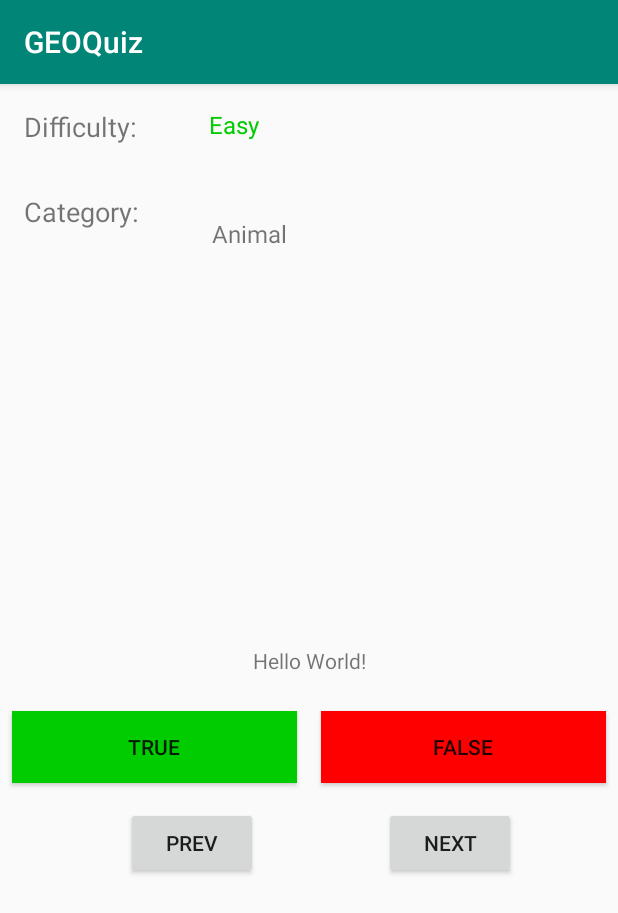
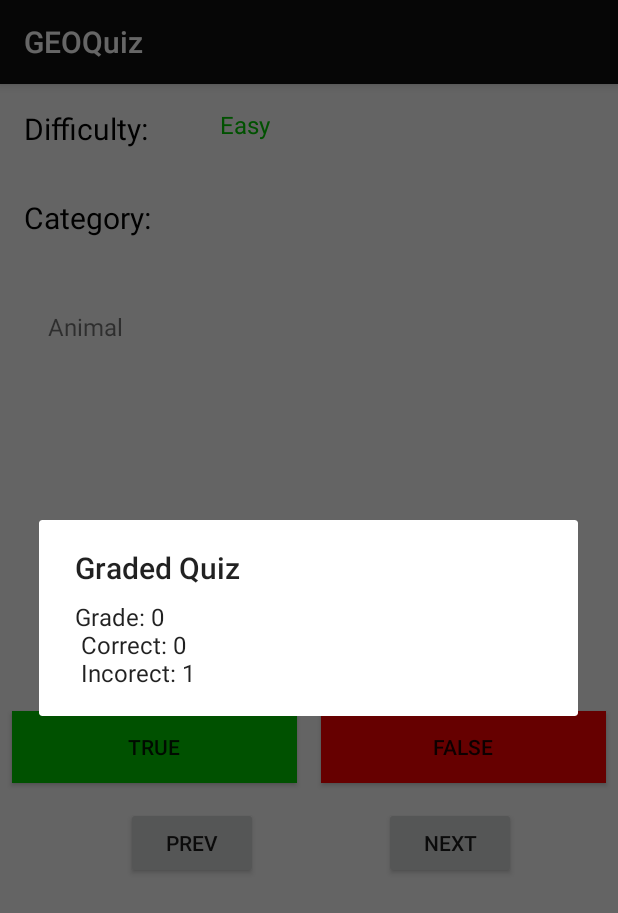
Before and after one commit to TheAmazingBnD/QuizPractice, an Android app: the screen it shows after launch (QuizActivity), after a tap on "NEXT", on a phone screen of 412 x 824 dp. Shown: the top 913 px of the screen. Run offline under Robolectric (Android 15) with nearby library versions, the phone set to English and light mode, and no system bars.

Commit message:
Pushing to sync with repository

```diff
--- a/app/src/main/java/us/bndshop/geoquiz/QuizActivity.kt
+++ b/app/src/main/java/us/bndshop/geoquiz/QuizActivity.kt
@@ -1,6 +1,8 @@
 package us.bndshop.geoquiz
 
+import android.content.DialogInterface
 import android.os.Bundle
+import android.support.v7.app.AlertDialog
 import android.support.v7.app.AppCompatActivity
 import android.widget.Button
 import android.widget.TextView
@@ -19,6 +21,12 @@ class QuizActivity : AppCompatActivity() {
     private var correctAnswer = true
     private var question: Question? = null
     private var index = 0
+    private var totalCorrect = 0
+    private var totalIncorrect = 0
+
+    companion object {
+        private const val NUMBER_OF_QUESTIONS = 50
+    }
 
     override fun onCreate(savedInstanceState: Bundle?) {
         super.onCreate(savedInstanceState)
@@ -34,21 +42,54 @@ class QuizActivity : AppCompatActivity() {
 
         positiveButton.setOnClickListener {
             answer = true
-            //TODO add toast for incorrect or correct
         }
         negativeButton.setOnClickListener {
             answer = false
-            //TODO add toast for incorrect or correct
         }
         nextButton.setOnClickListener {
-            //            question = getQuestion(index++)
+            compareQuestion()
+            if(index < questions.size - 1) {
+                getQuestion(index++)
+                setupQuestion()
+            } else {
+                Toast.makeText(applicationContext, "No more questions in the list.", Toast.LENGTH_LONG).show()
+                gradedQuizDialog()
+                // TODO Add logic for pull to refresh
+            }
         }
         prevButton.setOnClickListener {
-            //TODO Previous Logic
+            if(index > 0) {
+                getQuestion(index--)
+                setupQuestion()
+            } else {
+                Toast.makeText(applicationContext, "First question in the list.", Toast.LENGTH_LONG).show()
+            }
         }
     }
 
-    private fun getNewQuestion(index: Int) {
+    private fun compareQuestion() {
+        if(answer == correctAnswer) {
+            totalCorrect += 1
+            Toast.makeText(applicationContext, "Correct! \n Total Correct: $totalCorrect", Toast.LENGTH_SHORT).show()
+
+        } else {
+            totalIncorrect += 1
+            Toast.makeText(applicationContext, "Incorrect! \n Total Inorrect: $totalIncorrect", Toast.LENGTH_SHORT).show()
+        }
+    }
+
+    private fun gradedQuizDialog() {
+        val grade = (totalCorrect/NUMBER_OF_QUESTIONS) * 100
+
+        val alertDialog = AlertDialog.Builder(this)
+
+        alertDialog.setTitle("Graded Quiz")
+            .setMessage("Grade: $grade \n Correct: $totalCorrect \n Incorect: $totalIncorrect")
+            .create()
+            .show()
+    }
+
+    private fun getQuestion(index: Int) {
         question = questions[index]
     }
 
@@ -57,7 +98,7 @@ class QuizActivity : AppCompatActivity() {
         val questionDifficulty = findViewById<TextView>(R.id.quizDifficultyValue)
         val questionCategory = findViewById<TextView>(R.id.quizCategoryValue)
 
-        getNewQuestion(index)
+        getQuestion(index)
 
         correctAnswer = question!!.correctAnswer
         questionText.text = question!!.question
@@ -70,8 +111,6 @@ class QuizActivity : AppCompatActivity() {
 
         fetchQuestionsList.enqueue(
             apiCall.getCallback(
-                "Quiz",
-                "Get Questions",
                 object : ApiCallback<QuestionsList>() {
                     override fun onSuccess(t: QuestionsList) {
                         super.onSuccess(t)
--- a/app/src/main/java/us/bndshop/geoquiz/api/ApiCall.kt
+++ b/app/src/main/java/us/bndshop/geoquiz/api/ApiCall.kt
@@ -26,8 +26,6 @@ class ApiCall {
      * @return A callback that can be enqueued on a Retrofit call
     </T> */
     fun <T> getCallback(
-        tag: String,
-        callType: String,
         apiCallback: ApiCallback<T>
     ): Callback<T> {
         return object : Callback<T> {
--- a/app/src/main/res/layout/activity_quiz.xml
+++ b/app/src/main/res/layout/activity_quiz.xml
@@ -5,7 +5,8 @@
         xmlns:app="http://schemas.android.com/apk/res-auto"
         android:layout_width="match_parent"
         android:layout_height="match_parent"
-        tools:context=".QuizActivity">
+        tools:context=".QuizActivity"
+        >
 
 
     <TextView
@@ -14,7 +15,8 @@
             android:layout_height="wrap_content"
             android:text="@string/difficulty_text"
             android:padding="16dp"
-            android:textSize="18sp"
+            android:textColor="@color/colorPrimaryDark"
+            android:textSize="20sp"
             app:layout_constraintStart_toStartOf="parent"
             app:layout_constraintHorizontal_bias="0.5"
             />
@@ -35,23 +37,24 @@
             android:id="@+id/quizCategoryText"
             android:layout_width="wrap_content"
             android:layout_height="wrap_content"
+            android:textColor="@color/colorPrimaryDark"
             android:text="@string/category_text"
             android:padding="16dp"
-            android:textSize="18sp"
+            android:textSize="20sp"
             app:layout_constraintStart_toStartOf="@id/quizDifficultyText"
             app:layout_constraintTop_toBottomOf="@id/quizDifficultyText"
             />
 
     <TextView
             android:id="@+id/quizCategoryValue"
-            android:layout_width="wrap_content"
+            android:layout_width="0dp"
             android:layout_height="wrap_content"
             android:text="Animal"
             android:padding="16dp"
             android:layout_margin="16dp"
             android:textSize="16sp"
-            app:layout_constraintStart_toEndOf="@id/quizCategoryText"
-            app:layout_constraintTop_toBottomOf="@id/quizDifficultyText"
+            app:layout_constraintStart_toStartOf="parent"
+            app:layout_constraintTop_toBottomOf="@id/quizCategoryText"
             />
 
 
@@ -65,7 +68,7 @@
             app:layout_constraintStart_toStartOf="parent"
             app:layout_constraintEnd_toEndOf="parent"
             app:layout_constraintTop_toTopOf="parent"
-    />
+            />
 
 
     <Button
@@ -78,7 +81,7 @@
             app:layout_constraintTop_toBottomOf="@id/quizQuestion"
             app:layout_constraintStart_toStartOf="parent"
             app:layout_constraintEnd_toStartOf="@id/negativeButton"
-    />
+            />
     <Button
             android:id="@+id/negativeButton"
             android:layout_width="0dp"
@@ -90,7 +93,7 @@
             app:layout_constraintTop_toBottomOf="@id/quizQuestion"
             app:layout_constraintStart_toEndOf="@id/positiveButton"
             app:layout_constraintEnd_toEndOf="parent"
-    />
+            />
 
     <Button
             android:id="@+id/nextButton"
@@ -100,7 +103,7 @@
             app:layout_constraintStart_toEndOf="@id/prevButton"
             app:layout_constraintTop_toTopOf="@id/prevButton"
             app:layout_constraintEnd_toEndOf="parent"
-    />
+            />
 
     <Button
             android:id="@+id/prevButton"
@@ -111,6 +114,7 @@
             app:layout_constraintTop_toBottomOf="@id/positiveButton"
             app:layout_constraintStart_toStartOf="parent"
             app:layout_constraintHorizontal_bias="0.5"
-            app:layout_constraintEnd_toStartOf="@+id/nextButton"/>
+            app:layout_constraintEnd_toStartOf="@+id/nextButton"
+            />
 
 </android.support.constraint.ConstraintLayout>
--- a/app/src/main/res/values/colors.xml
+++ b/app/src/main/res/values/colors.xml
@@ -1,7 +1,7 @@
 <?xml version="1.0" encoding="utf-8"?>
 <resources>
-    <color name="colorPrimary">#008577</color>
-    <color name="colorPrimaryDark">#00574B</color>
+    <color name="colorPrimary">#0F0F0F</color>
+    <color name="colorPrimaryDark">#000000</color>
     <color name="colorAccent">#D81B60</color>
     <color name="red">#FF0000</color>
     <color name="green">#00cc00</color>
```
